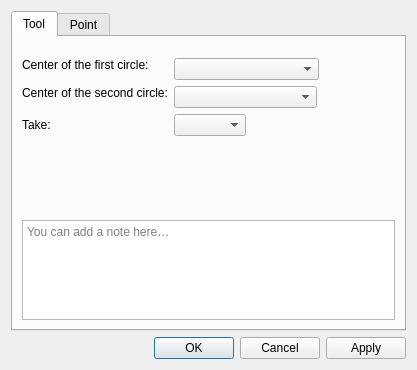
This is src/libs/vtools/dialogs/tools/dialogpointofintersectioncircles.ui in equinox-patterns/Ostara as Qt 5 draws it before an edit. The edited form follows.
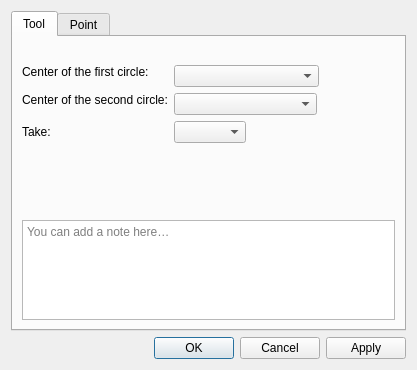
This is the edited form. Icons and pictures are not drawn.

Commit message: Improve formula fields and tool dialogs

```diff
--- a/src/libs/vtools/dialogs/tools/dialogpointofintersectioncircles.ui
+++ b/src/libs/vtools/dialogs/tools/dialogpointofintersectioncircles.ui
@@ -34,6 +34,32 @@
        <item>
         <widget class="QWidget" name="formula2Placeholder" native="true"/>
        </item>
+       <item>
+        <layout class="QHBoxLayout" name="formulaSeparatorLayout">
+         <property name="leftMargin">
+          <number>33</number>
+         </property>
+         <property name="rightMargin">
+          <number>33</number>
+         </property>
+         <item>
+          <widget class="QFrame" name="formulaSeparator">
+           <property name="minimumSize">
+            <size>
+             <width>0</width>
+             <height>1</height>
+            </size>
+           </property>
+           <property name="maximumSize">
+            <size>
+             <width>16777215</width>
+             <height>1</height>
+            </size>
+           </property>
+          </widget>
+         </item>
+        </layout>
+       </item>
        <item>
         <layout class="QFormLayout" name="formLayout">
          <property name="fieldGrowthPolicy">
```
The commit also changes 26 other files.
